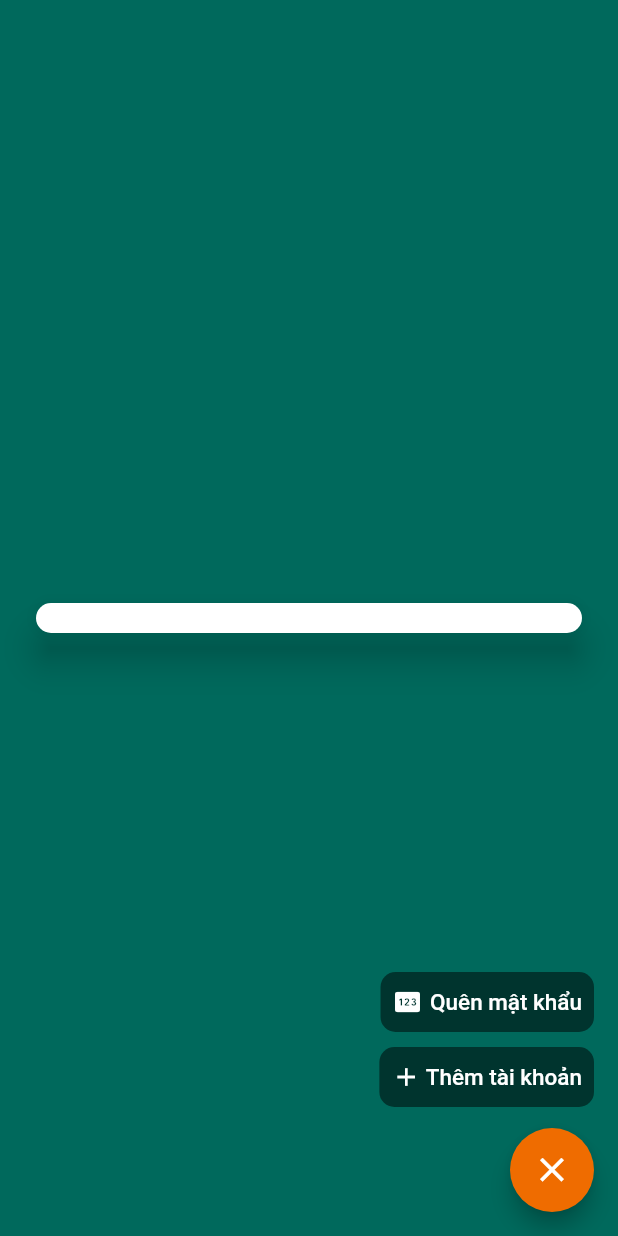
After one commit to chinh-tao/boarding_group, a Flutter app: the ListAccountView screen opened by its route, after a tap on the "menu" icon, on a phone screen of 412 x 824 dp. The commit adds this screen. Run offline on Flutter 3.47's test engine with Material 2 defaults, Android fonts, the phone set to English and light mode, and no system bars; our stand-ins replace cached_network_image, connectivity_plus, device_info_plus, dio, firebase_core, firebase_storage and 3 more; missing offline and left inert: cross_scroll, dio_smart_retry; accounts and stored records are empty; network calls fail; Roboto replaces fonts that are missing (NotoSansJP); statements that could not run were skipped.

Commit message:
update project

```diff
--- a/lib/app/modules/auth/auth_controller.dart
+++ b/lib/app/modules/auth/auth_controller.dart
@@ -13,7 +13,6 @@
   final _log = Logger();
   final device = ''.obs;
   final listUser = <UserModel>[].obs;
-  final isHasAccount = false.obs;
 
   // save images to fire store
   late FirebaseStorage storage;
@@ -54,7 +53,10 @@
             convertList.map((data) => UserModel.fromJson(data)).toList();
         Get.offNamed(Routes.LIST_ACCOUNT);
       } else {
-        isHasAccount.value = hasDevice;
+        if (!hasDevice) {
+          Get.offNamed(Routes.REGISTER);
+          return;
+        }
         Get.offNamed(Routes.LOGIN, parameters: {'category': '0'});
       }
     } else {
--- /dev/null
+++ b/lib/app/modules/forgot_pass/bindings/forgot_pass_binding.dart
@@ -0,0 +1,12 @@
+import 'package:get/get.dart';
+
+import '../controllers/forgot_pass_controller.dart';
+
+class ForgotPassBinding extends Bindings {
+  @override
+  void dependencies() {
+    Get.lazyPut<ForgotPassController>(
+      () => ForgotPassController(),
+    );
+  }
+}
--- /dev/null
+++ b/lib/app/modules/login/views/body/custom_menu.dart
@@ -0,0 +1,87 @@
+import 'package:flutter/material.dart';
+import 'package:get/get.dart';
+
+import '../../../../common/config.dart';
+import '../../../../common/primary_style.dart';
+import '../../../../routes/app_pages.dart';
+import '../../controllers/list_account_controller.dart';
+
+class CustomMenu extends StatelessWidget {
+  const CustomMenu({Key? key}) : super(key: key);
+
+  Widget itemMenu(
+      {double? bottom,
+      Function()? onPressed,
+      IconData? icon,
+      String? content,
+      double? paddingWidth}) {
+    return Positioned(
+        right: 0,
+        bottom: bottom,
+        child: Row(
+          children: [
+            if (content != null) ...[
+              Container(
+                padding: EdgeInsets.zero,
+                height: 40,
+                decoration: BoxDecoration(
+                    color: Colors.black.withOpacity(0.5),
+                    borderRadius: const BorderRadius.all(Radius.circular(10))),
+                child: TextButton(
+                  onPressed: onPressed,
+                  child: Row(
+                    children: [
+                      Icon(icon, size: 20, color: Colors.white),
+                      SizedBox(width: paddingWidth),
+                      Text(content,
+                          style: PrimaryStyle.normal(15, color: Colors.white))
+                    ],
+                  ),
+                ),
+              )
+            ] else ...[
+              FloatingActionButton(
+                backgroundColor: kOrangeColor800,
+                onPressed: onPressed,
+                child: const Icon(Icons.close, color: kWhiteColor, size: 27),
+              )
+            ],
+          ],
+        ));
+  }
+
+  @override
+  Widget build(BuildContext context) {
+    return GetX<ListAccountController>(builder: (_) {
+      return Stack(
+        clipBehavior: Clip.none,
+        children: [
+          if (_.isHideMenu.value) ...[
+            itemMenu(
+                content: "Thêm tài khoản",
+                icon: Icons.add,
+                onPressed: () {
+                  _.isHideMenu(false);
+                  Get.toNamed(Routes.LOGIN, parameters: {'category': '2'});
+                },
+                paddingWidth: 3,
+                bottom: 70),
+            itemMenu(
+                content: "Quên mật khẩu",
+                icon: Icons.pin_rounded,
+                onPressed: () => _.showForgotPass(),
+                paddingWidth: 5,
+                bottom: 120),
+            itemMenu(bottom: 0, onPressed: () => _.isHideMenu(false)),
+          ] else ...[
+            FloatingActionButton(
+              backgroundColor: kOrangeColor800,
+              onPressed: () => _.isHideMenu(true),
+              child: const Icon(Icons.menu, color: kWhiteColor, size: 27),
+            )
+          ],
+        ],
+      );
+    });
+  }
+}
--- a/lib/app/modules/login/views/list_account_view.dart
+++ b/lib/app/modules/login/views/list_account_view.dart
@@ -1,10 +1,10 @@
 import 'package:boarding_group/app/common/config.dart';
 import 'package:boarding_group/app/modules/login/views/body/body_list_account.dart';
+import 'package:boarding_group/app/modules/login/views/body/custom_menu.dart';
 import 'package:flutter/material.dart';
 
 import 'package:get/get.dart';
 
-import '../../../routes/app_pages.dart';
 import '../controllers/list_account_controller.dart';
 
 class ListAccountView extends GetView<ListAccountController> {
@@ -12,15 +12,10 @@
 
   @override
   Widget build(BuildContext context) {
-    return Scaffold(
+    return const Scaffold(
       backgroundColor: kPrimaryColor,
-      body: const BodyListAccount(),
-      floatingActionButton: FloatingActionButton(
-        backgroundColor: kOrangeColor800,
-        onPressed: () =>
-            Get.toNamed(Routes.LOGIN, parameters: {'category': '2'}),
-        child: const Icon(Icons.add, color: kWhiteColor, size: 27),
-      ),
+      body: BodyListAccount(),
+      floatingActionButton: CustomMenu(),
     );
   }
 }
--- a/lib/app/modules/register/controllers/register_controller.dart
+++ b/lib/app/modules/register/controllers/register_controller.dart
@@ -5,6 +5,7 @@
 import 'package:boarding_group/app/modules/auth/auth_controller.dart';
 import 'package:boarding_group/app/modules/login/controllers/login_controller.dart';
 import 'package:boarding_group/app/modules/register/views/body/body_bottom_sheet.dart';
+import 'package:boarding_group/app/routes/app_pages.dart';
 import 'package:boarding_group/app/utils/utils.dart';
 import 'package:firebase_storage/firebase_storage.dart';
 import 'package:flutter/material.dart';
@@ -172,9 +173,7 @@
     final res = await api.post('/register', data: form);
     isLoading.value = false;
     if (res.statusCode == 200 && res.data['code'] == 0) {
-      clearData();
-      authController.isHasAccount.value = true;
-      Utils.messSuccess(res.data['message']);
+      Get.offNamed(Routes.LOGIN, parameters: {'category': '0'});
     } else {
       Utils.messError(res.data['message']);
     }
--- a/lib/app/routes/app_pages.dart
+++ b/lib/app/routes/app_pages.dart
@@ -2,6 +2,8 @@
 
 import '../modules/auth/auth_binding.dart';
 import '../modules/change_pass/bindings/change_pass_binding.dart';
+import '../modules/forgot_pass/bindings/forgot_pass_binding.dart';
+import '../modules/forgot_pass/views/forgot_pass_view.dart';
 import '../modules/home/bindings/home_binding.dart';
 import '../modules/home/views/home_view.dart';
 import '../modules/login/bindings/list_account_binding.dart';
@@ -27,7 +29,8 @@
     GetPage(
         name: _Paths.LOGIN,
         page: () => const LoginView(),
-        binding: LoginBinding()),
+        binding: LoginBinding(),
+        bindings: [ForgotPassBinding()]),
     GetPage(
         name: _Paths.REGISTER,
         page: () => const RegisterView(),
@@ -40,6 +43,6 @@
         name: _Paths.LIST_ACCOUNT,
         page: () => const ListAccountView(),
         binding: ListAccountBinding(),
-        bindings: [ChangePassBinding()]),
+        bindings: [ForgotPassBinding()])
   ];
 }
--- a/lib/app/routes/app_routes.dart
+++ b/lib/app/routes/app_routes.dart
@@ -9,6 +9,7 @@
   static const SPLASH = _Paths.SPLASH;
   static const LIST_ACCOUNT = _Paths.LIST_ACCOUNT;
   static const CHANGE_PASS = _Paths.CHANGE_PASS;
+  static const FORGOT_PASS = _Paths.FORGOT_PASS;
 }
 
 abstract class _Paths {
@@ -19,4 +20,5 @@
   static const SPLASH = '/splash';
   static const LIST_ACCOUNT = '/list-account';
   static const CHANGE_PASS = '/change-pass';
+  static const FORGOT_PASS = '/forgot-pass';
 }
```
Also changed, not shown: lib/app/modules/forgot_pass/controllers/forgot_pass_controller.dart (added, +65 -0 lines), lib/app/modules/forgot_pass/views/forgot_pass_view.dart (added, +49 -0 lines), lib/app/modules/login/controllers/list_account_controller.dart (+22 -61 lines), lib/app/modules/login/controllers/login_controller.dart (+4 -27 lines), lib/app/modules/login/views/body/body_bottom_sheet.dart (+1 -14 lines), lib/app/modules/login/views/login_view.dart (+3 -12 lines), lib/app/modules/register/views/body/body_register.dart (+1 -9 lines), lib/app/utils/utils.dart (+4 -4 lines).
